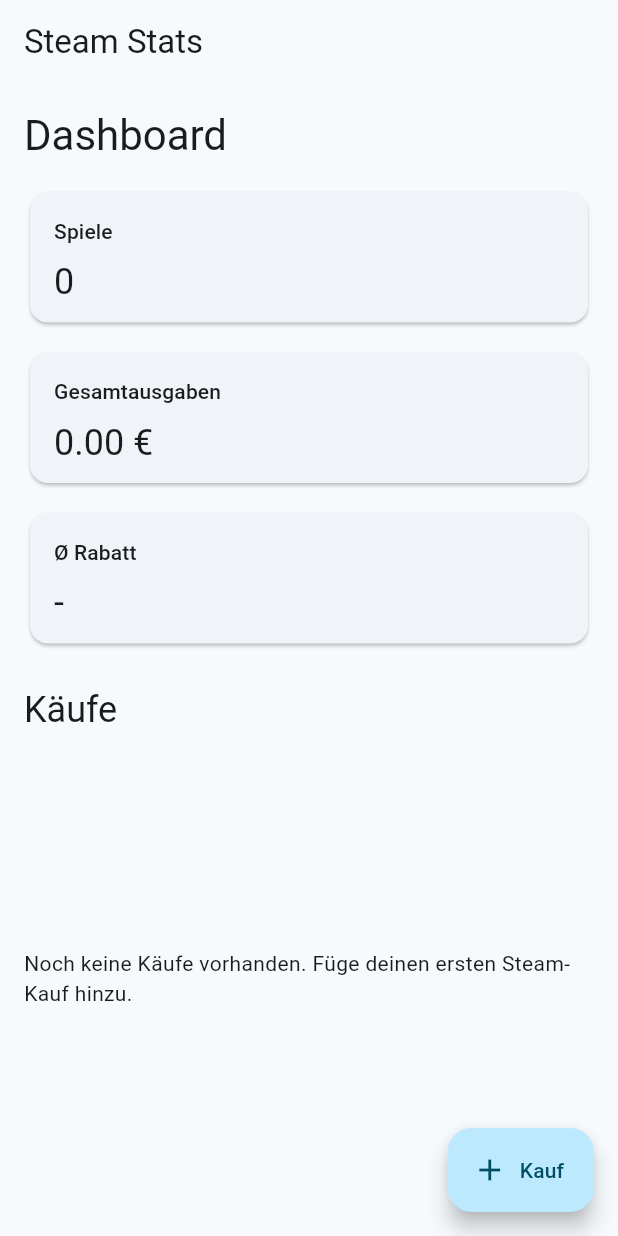
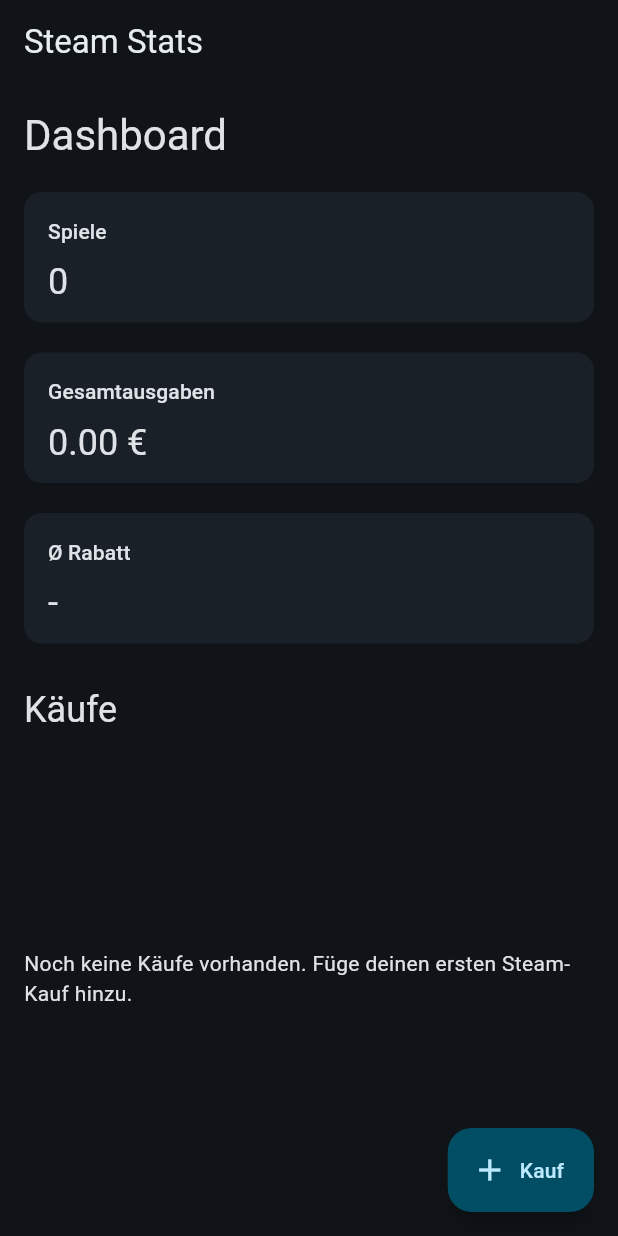
Before and after one commit to A350Fan/Purchase-Statistics, a Flutter app: the screen it shows after launch, on a phone screen of 412 x 824 dp. Run offline on Flutter 3.47's test engine with Material 3 defaults, Android fonts, the phone set to English and light mode, and no system bars; our stand-ins replace sqflite, sqflite_common_ffi; accounts and stored records are empty.

Commit message:
Add dark theme

```diff
--- a/lib/data/app_database.dart
+++ b/lib/data/app_database.dart
@@ -1,7 +1,6 @@
 import 'dart:io';
 
 import 'package:path/path.dart';
-import 'package:sqflite/sqflite.dart';
 import 'package:sqflite_common_ffi/sqflite_ffi.dart';
 
 class AppDatabase {
--- a/lib/main.dart
+++ b/lib/main.dart
@@ -15,7 +15,25 @@
       title: 'Steam Stats',
       debugShowCheckedModeBanner: false,
       theme: ThemeData(
-        colorScheme: ColorScheme.fromSeed(seedColor: Colors.blueGrey),
+        colorScheme: ColorScheme.fromSeed(
+          seedColor: Colors.blueGrey,
+          brightness: Brightness.dark,
+        ),
+        scaffoldBackgroundColor: const Color(0xFF101418),
+        cardTheme: const CardThemeData(
+          color: Color(0xFF1A2027),
+          elevation: 0,
+          margin: EdgeInsets.symmetric(vertical: 4),
+        ),
+        appBarTheme: const AppBarTheme(
+          backgroundColor: Color(0xFF101418),
+          foregroundColor: Color(0xFFE7ECEF),
+        ),
+        inputDecorationTheme: const InputDecorationTheme(
+          filled: true,
+          fillColor: Color(0xFF151B21),
+        ),
+        dialogTheme: const DialogThemeData(backgroundColor: Color(0xFF1A2027)),
         useMaterial3: true,
       ),
       home: const HomeScreen(),
--- a/lib/widgets/stat_card.dart
+++ b/lib/widgets/stat_card.dart
@@ -4,11 +4,7 @@
   final String title;
   final String value;
 
-  const StatCard({
-    super.key,
-    required this.title,
-    required this.value,
-  });
+  const StatCard({super.key, required this.title, required this.value});
 
   @override
   Widget build(BuildContext context) {
@@ -19,15 +15,9 @@
           mainAxisAlignment: MainAxisAlignment.center,
           crossAxisAlignment: CrossAxisAlignment.start,
           children: [
-            Text(
-              title,
-              style: Theme.of(context).textTheme.labelLarge,
-            ),
+            Text(title, style: Theme.of(context).textTheme.labelLarge),
             const SizedBox(height: 8),
-            Text(
-              value,
-              style: Theme.of(context).textTheme.headlineSmall,
-            ),
+            Text(value, style: Theme.of(context).textTheme.headlineSmall),
           ],
         ),
       ),
```
Also changed, not shown: lib/logic/steam_statistics.dart (line endings or trailing spaces), lib/models/steam_purchase.dart (line endings or trailing spaces), 1 other file.
